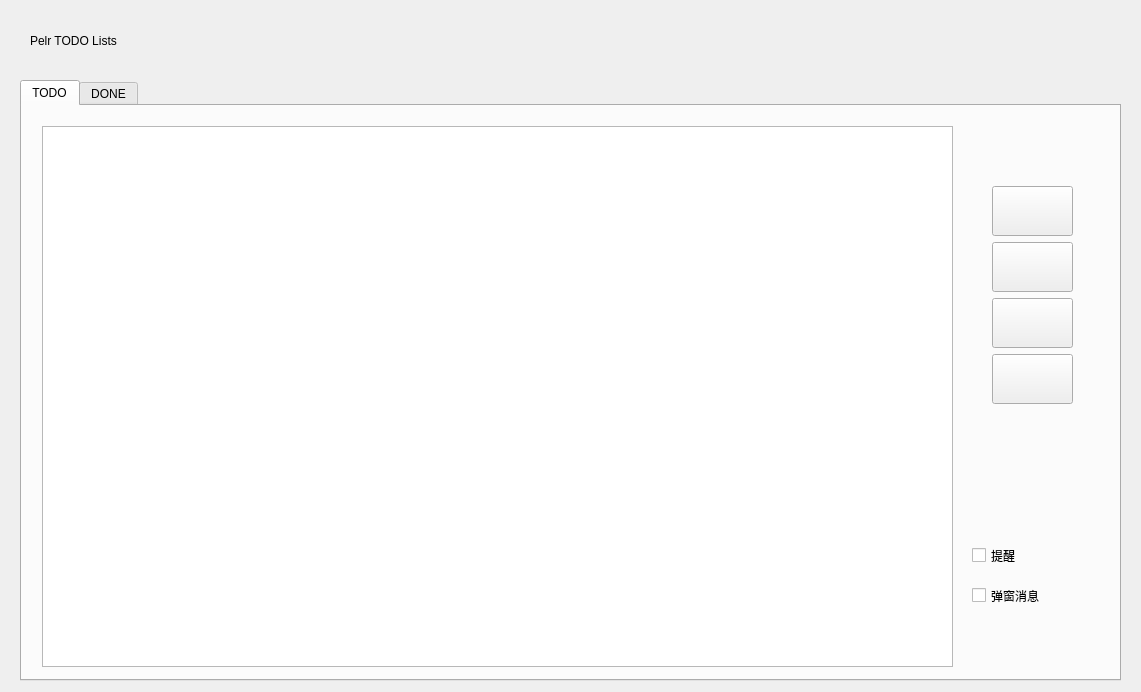
Above: src/ui/todoWidget.ui from csy214-beep/Pelr before the change. Below: the same form after it.
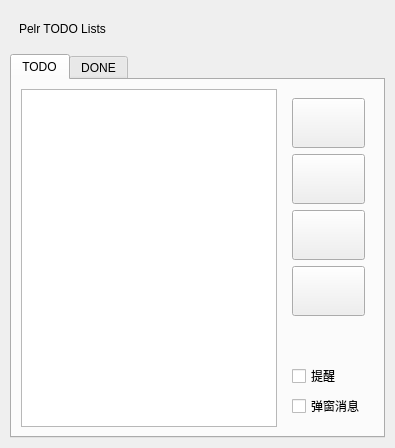
That is the form after the change. Icons and pictures are not drawn.

Diff of the .ui file:
```diff
--- a/src/ui/todoWidget.ui
+++ b/src/ui/todoWidget.ui
@@ -2,59 +2,90 @@
 <ui version="4.0">
  <class>todoWidget</class>
  <widget class="QWidget" name="todoWidget">
-  <property name="geometry">
-   <rect>
-    <x>0</x>
-    <y>0</y>
-    <width>1141</width>
-    <height>692</height>
-   </rect>
-  </property>
-  <property name="minimumSize">
-   <size>
-    <width>1141</width>
-    <height>692</height>
-   </size>
-  </property>
   <property name="windowTitle">
-   <string>todoWidget</string>
+   <string>待办事项</string>
   </property>
+  <layout class="QVBoxLayout" name="verticalLayout_main">
+   <property name="leftMargin">
+    <number>10</number>
+   </property>
+   <property name="topMargin">
+    <number>10</number>
+   </property>
+   <property name="rightMargin">
+    <number>10</number>
+   </property>
+   <property name="bottomMargin">
+    <number>10</number>
+   </property>
+   <item>
+    <widget class="QWidget" name="horizontalLayoutWidget" native="true">
+     <property name="sizePolicy">
+      <sizepolicy hsizetype="Preferred" vsizetype="Fixed">
+       <horstretch>0</horstretch>
+       <verstretch>0</verstretch>
+      </sizepolicy>
+     </property>
+     <layout class="QHBoxLayout" name="horizontalLayout">
+      <item>
+       <widget class="QLabel" name="label">
+        <property name="text">
+         <string>Pelr TODO Lists</string>
+        </property>
+       </widget>
+      </item>
+      <item>
+       <spacer name="horizontalSpacer">
+        <property name="orientation">
+         <enum>Qt::Horizontal</enum>
+        </property>
+        <property name="sizeHint" stdset="0">
+         <size>
+          <width>40</width>
+          <height>20</height>
+         </size>
+        </property>
+       </spacer>
+      </item>
+     </layout>
+    </widget>
+   </item>
+   <item>
   <widget class="QTabWidget" name="tabWidget">
-   <property name="geometry">
-    <rect>
-     <x>20</x>
-     <y>80</y>
-     <width>1101</width>
-     <height>601</height>
-    </rect>
+     <property name="sizePolicy">
+      <sizepolicy hsizetype="Expanding" vsizetype="Expanding">
+       <horstretch>0</horstretch>
+       <verstretch>1</verstretch>
+      </sizepolicy>
    </property>
    <property name="currentIndex">
     <number>0</number>
    </property>
+     <!-- 待办事项 选项卡 -->
    <widget class="QWidget" name="tab">
     <attribute name="title">
      <string>TODO</string>
     </attribute>
+      <layout class="QHBoxLayout" name="horizontalLayout_todo">
+       <item>
     <widget class="QTableView" name="tableView">
-     <property name="geometry">
-      <rect>
-       <x>20</x>
-       <y>20</y>
-       <width>911</width>
-       <height>541</height>
-      </rect>
-     </property>
-    </widget>
-    <widget class="QWidget" name="verticalLayoutWidget">
-     <property name="geometry">
-      <rect>
-       <x>970</x>
-       <y>80</y>
-       <width>81</width>
-       <height>291</height>
-      </rect>
-     </property>
-     <layout class="QVBoxLayout" name="verticalLayout">
+         <property name="sizePolicy">
+          <sizepolicy hsizetype="Expanding" vsizetype="Expanding">
+           <horstretch>1</horstretch>
+           <verstretch>0</verstretch>
+          </sizepolicy>
+         </property>
+        </widget>
+       </item>
+       <item>
+        <widget class="QWidget" name="rightWidget_todo" native="true">
+         <property name="maximumSize">
+          <size>
+           <width>100</width>
+           <height>16777215</height>
+          </size>
+         </property>
+         <layout class="QVBoxLayout" name="verticalLayout_todo">
       <item>
        <widget class="QPushButton" name="pushButton">
         <property name="minimumSize">
@@ -172,49 +203,50 @@
         </property>
        </spacer>
       </item>
-     </layout>
-    </widget>
+          <item>
     <widget class="QCheckBox" name="checkBox">
-     <property name="geometry">
-      <rect>
-       <x>950</x>
-       <y>440</y>
-       <width>129</width>
-       <height>19</height>
-      </rect>
-     </property>
      <property name="text">
       <string>提醒</string>
      </property>
     </widget>
+          </item>
+          <item>
     <widget class="QCheckBox" name="checkBox_2">
-     <property name="geometry">
-      <rect>
-       <x>950</x>
-       <y>480</y>
-       <width>129</width>
-       <height>19</height>
-      </rect>
-     </property>
      <property name="text">
       <string>弹窗消息</string>
      </property>
     </widget>
-   </widget>
+          </item>
+         </layout>
+        </widget>
+       </item>
+      </layout>
+     </widget>
+     <!-- DONE 选项卡 -->
    <widget class="QWidget" name="tab_2">
     <attribute name="title">
      <string>DONE</string>
     </attribute>
-    <widget class="QWidget" name="verticalLayoutWidget_2">
-     <property name="geometry">
-      <rect>
-       <x>980</x>
-       <y>80</y>
-       <width>95</width>
-       <height>471</height>
-      </rect>
-     </property>
-     <layout class="QVBoxLayout" name="verticalLayout_2">
+      <layout class="QHBoxLayout" name="horizontalLayout_done">
+       <item>
+        <widget class="QTableView" name="tableView_2">
+         <property name="sizePolicy">
+          <sizepolicy hsizetype="Expanding" vsizetype="Expanding">
+           <horstretch>1</horstretch>
+           <verstretch>0</verstretch>
+          </sizepolicy>
+         </property>
+        </widget>
+       </item>
+       <item>
+        <widget class="QWidget" name="rightWidget_done" native="true">
+         <property name="maximumSize">
+          <size>
+           <width>100</width>
+           <height>16777215</height>
+          </size>
+         </property>
+         <layout class="QVBoxLayout" name="verticalLayout_done">
       <item>
        <widget class="QPushButton" name="pushButton_5">
         <property name="minimumSize">
@@ -334,50 +366,12 @@
       </item>
      </layout>
     </widget>
-    <widget class="QTableView" name="tableView_2">
-     <property name="geometry">
-      <rect>
-       <x>20</x>
-       <y>20</y>
-       <width>941</width>
-       <height>541</height>
-      </rect>
-     </property>
-    </widget>
-   </widget>
-  </widget>
-  <widget class="QWidget" name="horizontalLayoutWidget">
-   <property name="geometry">
-    <rect>
-     <x>30</x>
-     <y>20</y>
-     <width>1061</width>
-     <height>41</height>
-    </rect>
-   </property>
-   <layout class="QHBoxLayout" name="horizontalLayout">
-    <item>
-     <widget class="QLabel" name="label">
-      <property name="text">
-       <string>Pelr TODO Lists</string>
-      </property>
-     </widget>
-    </item>
-    <item>
-     <spacer name="horizontalSpacer">
-      <property name="orientation">
-       <enum>Qt::Horizontal</enum>
-      </property>
-      <property name="sizeHint" stdset="0">
-       <size>
-        <width>40</width>
-        <height>20</height>
-       </size>
-      </property>
-     </spacer>
-    </item>
-   </layout>
-  </widget>
+       </item>
+      </layout>
+     </widget>
+    </widget>
+   </item>
+  </layout>
  </widget>
  <resources>
   <include location="../Resource.qrc"/>
```
Lines whose indentation alone changed are shown as unchanged.
